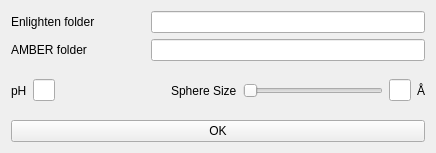
Above: PyMOL/Enlighten/windows/preparation_advanced.ui from vanderkamp/enlighten2 before the change. Below: the same form after it.
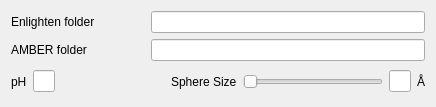
That is the form after the change. Custom widgets are drawn as their Qt base class.

Commit message: Remove OK button from preparation advanced window

The edit to the form file:
```diff
--- a/PyMOL/Enlighten/windows/preparation_advanced.ui
+++ b/PyMOL/Enlighten/windows/preparation_advanced.ui
@@ -7,7 +7,7 @@
     <x>0</x>
     <y>0</y>
     <width>436</width>
-    <height>153</height>
+    <height>107</height>
    </rect>
   </property>
   <property name="windowTitle">
@@ -111,17 +111,6 @@
      </item>
     </layout>
    </item>
-   <item row="4" column="0" colspan="3">
-    <layout class="QHBoxLayout" name="horizontalLayout">
-     <item>
-      <widget class="QPushButton" name="okButton">
-       <property name="text">
-        <string>OK</string>
-       </property>
-      </widget>
-     </item>
-    </layout>
-   </item>
    <item row="2" column="1" colspan="2">
     <widget class="FileSelector" name="amberEdit"/>
    </item>
```
